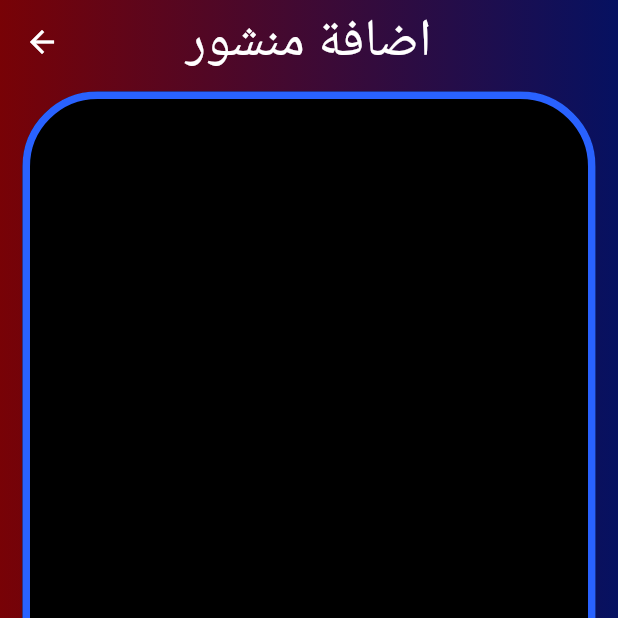
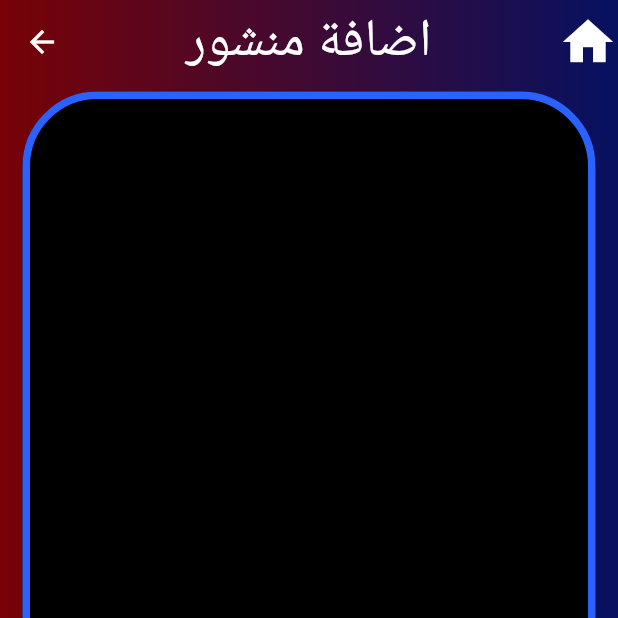
Before and after one commit to klashINkov/Ershad, a Flutter app: the ADD_Post screen opened directly, on a phone screen of 412 x 824 dp, the top half of it. Run offline on Flutter 3.47's test engine with Material 2 defaults, Android fonts, the phone set to English and light mode, and no system bars; our stand-ins replace awesome_dialog, cloud_firestore, firebase_auth, firebase_core, flutter_typeahead; missing offline and left inert: ershad; accounts and stored records are empty; statements that could not run were skipped.

Commit message:
Mohammed issa in 21/7/2022 at 1:46 PM

```diff
--- a/lib/main screens/Colleges And Specialties/Done_S_Specialties.dart
+++ b/lib/main screens/Colleges And Specialties/Done_S_Specialties.dart
@@ -2,12 +2,13 @@
 
 // ignore_for_file: must_be_immutable, non_constant_identifier_names, use_key_in_widget_constructors, prefer_const_constructors, avoid_print, prefer_const_literals_to_create_immutables, file_names, camel_case_types, unused_local_variable
 
-import 'package:ershad/main%20screens/Teachers/Control/Subjects/Done_C_Subjects.dart';
 import 'package:flutter/material.dart';
 
 import 'package:ershad/main screens/Done_Home Page.dart';
 
 import 'package:ershad/main screens/Colleges And Specialties/Subject/Done_S_Subjects.dart';
+
+import 'package:ershad/main screens/Teachers/For Teacher/Subjects/Done_C_Subjects.dart';
 
 import 'package:ershad/main screens/New/Done_temp.dart';
 
--- a/lib/main screens/Colleges And Specialties/Subject/Done_S_Subjects.dart
+++ b/lib/main screens/Colleges And Specialties/Subject/Done_S_Subjects.dart
@@ -2,12 +2,13 @@
 
 // ignore_for_file: must_be_immutable, file_names, non_constant_identifier_names, use_key_in_widget_constructors, prefer_const_constructors, prefer_const_literals_to_create_immutables, camel_case_types
 
-import 'package:ershad/main%20screens/Teachers/Control/C_Doctor_data_view.dart';
 import 'package:flutter/material.dart';
 
 import 'package:ershad/main screens/Done_Home Page.dart';
 
 import 'package:ershad/main screens/Colleges And Specialties/Subject/Done_S_Subject.dart';
+
+import 'package:ershad/main%20screens/Teachers/C_Doctor_data_view.dart';
 
 import 'package:ershad/main screens/New/Done_temp.dart';
 
@@ -452,7 +453,7 @@ class S_Subjects extends StatelessWidget
       (
 
         builder : ( context ) => num == 2 ?
-        C_Doctor_data_view ( Name : Subject_Name_Or_Doctor_Name , Coll : College_Name , Dept : Specialty_Name_Or_Dept_Name , Desc : Varibel [ "Desc" ]  , Contact : Varibel [ "Contact" ] , Dgree : Varibel [ "Dgree" ]  , Offec : Varibel [ "Offec" ]  ):
+        C_Doctor_data_view ( Name : Subject_Name_Or_Doctor_Name , Coll : College_Name , Dept : Specialty_Name_Or_Dept_Name , Desc : Varibel [ "Desc" ]  , Contact : Varibel [ "Contact" ] , Dgree : Varibel [ "Dgree" ]  , Office : Varibel [ "Offec" ]  ):
 
         S_Subject
         (
--- a/lib/main screens/Teachers/Control/Subjects/Done_C_Subjects.dart
+++ b/lib/main screens/Teachers/For Teacher/Subjects/Done_C_Subjects.dart
@@ -6,7 +6,7 @@ import 'package:flutter/material.dart';
 
 import 'package:ershad/main screens/Done_Home Page.dart';
 
-import 'package:ershad/main%20screens/Teachers/Control/Subjects/Add_Subjects.dart';
+import 'package:ershad/main screens/Teachers/For Teacher/Subjects/Add_Subjects.dart';
 
 import 'package:ershad/main screens/Colleges And Specialties/Subject/Done_S_Subject.dart';
 
--- a/lib/main screens/personal lost/ADD_Post.dart
+++ b/lib/main screens/personal lost/ADD_Post.dart
@@ -1,6 +1,7 @@
 // ignore_for_file: camel_case_types, deprecated_member_use, non_constant_identifier_names
 
 import 'package:cloud_firestore/cloud_firestore.dart';
+import 'package:ershad/main%20screens/Done_Home%20Page.dart';
 import 'package:ershad/main%20screens/personal%20lost/personal%20lost.dart';
 import 'package:flutter/material.dart';
 
@@ -40,7 +41,20 @@ class _ADD_Post extends State < ADD_Post >
       appBar : AppBar
       (
         title : Text ( "اضافة منشور" , style : TextStyle ( fontSize : 35 ) ),
-        backgroundColor : Colors . transparent , elevation : 0 , centerTitle : true
+        backgroundColor : Colors . transparent , elevation : 0 , centerTitle : true,
+        actions :
+        [
+
+          IconButton
+          (
+
+            onPressed : ( ) { Navigator . of ( context ) . pushAndRemoveUntil ( MaterialPageRoute ( builder : ( context ) => Home ( ) ) , ( route ) => false ) ; },
+
+            icon : Icon ( Icons . home , color : Colors . white , size : 40 )
+
+          )
+
+        ]
       ),
 
       body : Container
```
Also changed, not shown: lib/main.dart (+3 -7 lines), lib/main screens/Teachers/For Teacher/Subjects/Add_Subjects.dart (renamed from lib/main screens/Teachers/Control/Subjects/Add_Subjects.dart), 1 other file.
